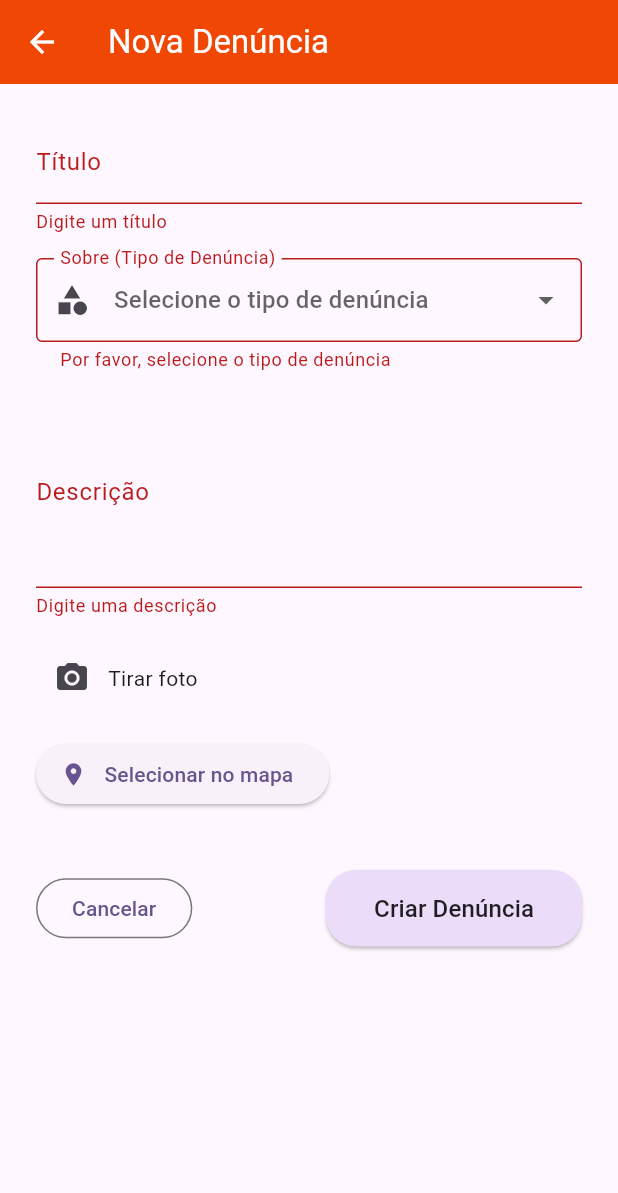
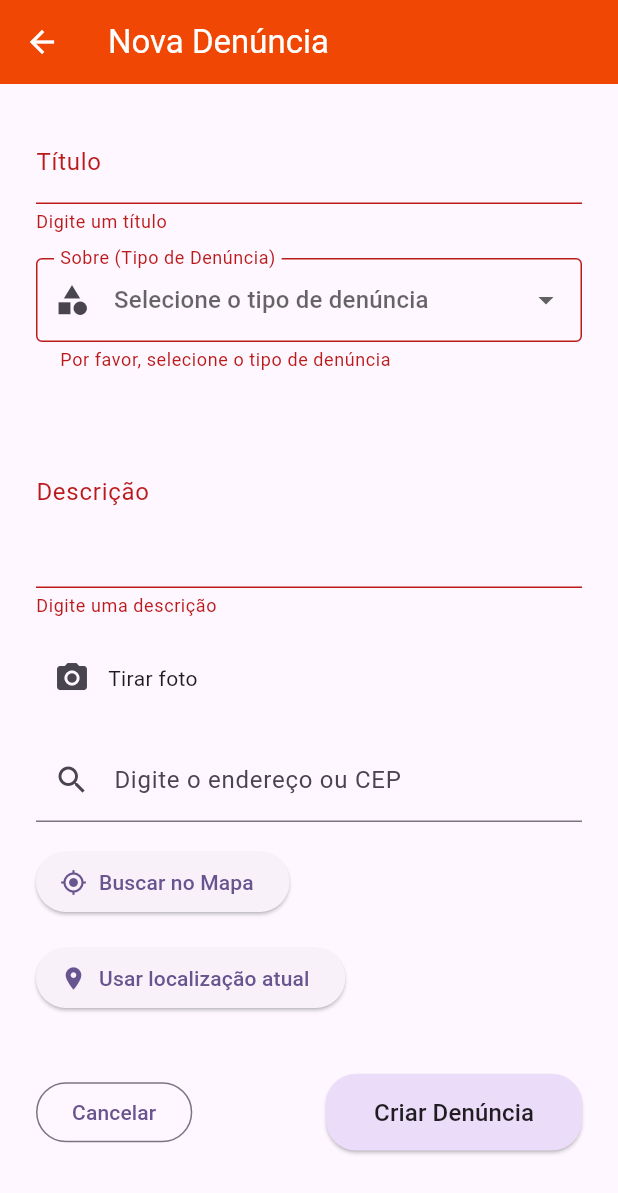
Before and after one commit to Alcimarrfilho/Projeto_app_povo_denuncia, a Flutter app: the NewDenunciaScreen screen opened by its route, after a tap on "Criar Denúncia", on a phone screen of 412 x 824 dp. Shown: the top 1193 px of the screen. Run offline on Flutter 3.47's test engine with Material 3 defaults, Android fonts, the phone set to English and light mode, and no system bars; our stand-ins replace cloud_firestore, firebase_auth, firebase_core, firebase_storage, geolocator, google_maps_flutter and 1 more; accounts and stored records are empty; generated files the repository leaves out were written again.

Commit message:
atualização no mapa

```diff
--- a/lib/new_denuncia_screen.dart
+++ b/lib/new_denuncia_screen.dart
@@ -1,11 +1,13 @@
 import 'dart:io';
+import 'dart:convert';
 import 'package:flutter/material.dart';
 import 'package:image_picker/image_picker.dart';
 import 'package:cloud_firestore/cloud_firestore.dart';
 import 'package:firebase_storage/firebase_storage.dart';
 import 'package:geolocator/geolocator.dart';
 import 'package:firebase_auth/firebase_auth.dart';
-import 'package:google_maps_flutter/google_maps_flutter.dart'; // Importe o Google Maps
+import 'package:google_maps_flutter/google_maps_flutter.dart';
+import 'package:http/http.dart' as http;
 
 class NewDenunciaScreen extends StatefulWidget {
   const NewDenunciaScreen({super.key});
@@ -18,17 +20,17 @@ class _NewDenunciaScreenState extends State<NewDenunciaScreen> {
   final _formKey = GlobalKey<FormState>();
   final _tituloController = TextEditingController();
   final _descricaoController = TextEditingController();
+  final _searchController = TextEditingController();
 
   File? _imagem;
-  Position? _localizacaoAtual; // Posição obtida inicialmente pelo GPS
-  LatLng? _localizacaoSelecionadaNoMapa; // Posição final selecionada no mapa
+  Position? _localizacaoAtual;
+  LatLng? _localizacaoSelecionadaNoMapa;
 
-  GoogleMapController? _mapController; // Controlador do mapa
-  bool _mostrarMapa = false; // Controle de visibilidade do mapa
-  Set<Marker> _marcadores = {}; // Conjunto de marcadores no mapa
-
-  String?
-  _tipoDenunciaSelecionado; // Variável de estado para o tipo de denúncia
+  GoogleMapController? _mapController;
+  bool _mostrarMapa = false;
+  final Set<Marker> _marcadores = {};
+  String? _tipoDenunciaSelecionado;
+  final String googleApiKey = "AIzaSyA4G0pO8aV1J3c_YtI8p4C9FpiMOYkxtRA";
 
   // Lista de tipos de denúncia para o Dropdown
   final List<String> _tiposDenuncia = [
@@ -43,14 +45,14 @@ class _NewDenunciaScreenState extends State<NewDenunciaScreen> {
   void dispose() {
     _tituloController.dispose();
     _descricaoController.dispose();
-    _mapController?.dispose(); // Descarte o controlador do mapa
+    _searchController.dispose();
+    _mapController?.dispose();
     super.dispose();
   }
 
   // Função chamada quando o mapa é criado
   void _onMapCreated(GoogleMapController controller) {
     _mapController = controller;
-    // Se já tiver uma localização atual, move a câmera para ela e adiciona o marcador
     if (_localizacaoAtual != null) {
       _mapController!.animateCamera(
         CameraUpdate.newLatLng(
@@ -73,16 +75,9 @@ class _NewDenunciaScreenState extends State<NewDenunciaScreen> {
           position: position,
           draggable: true, // Permite arrastar o marcador
           onDragEnd: (newPosition) {
-            // Atualiza a localização selecionada quando o marcador é arrastado
             setState(() {
               _localizacaoSelecionadaNoMapa = newPosition;
             });
-            ScaffoldMessenger.of(context).showSnackBar(
-              const SnackBar(
-                content: Text('Localização do marcador atualizada!'),
-                backgroundColor: Colors.blueAccent,
-              ),
-            );
           },
         ),
       );
@@ -108,10 +103,6 @@ class _NewDenunciaScreenState extends State<NewDenunciaScreen> {
 
     bool serviceEnabled = await Geolocator.isLocationServiceEnabled();
     if (!serviceEnabled) {
-      if (!mounted) return;
-      ScaffoldMessenger.of(context).showSnackBar(
-        const SnackBar(content: Text('Ative a localização no dispositivo')),
-      );
       return;
     }
 
@@ -122,33 +113,24 @@ class _NewDenunciaScreenState extends State<NewDenunciaScreen> {
       permission = await Geolocator.requestPermission();
       if (permission == LocationPermission.denied ||
           permission == LocationPermission.deniedForever) {
-        if (!mounted) return;
-        ScaffoldMessenger.of(context).showSnackBar(
-          const SnackBar(
-            content: Text(
-              'Permissão de localização negada. Não foi possível obter a localização.',
-            ),
-          ),
-        );
         return;
       }
     }
 
     try {
       Position position = await Geolocator.getCurrentPosition(
-        desiredAccuracy:
-            LocationAccuracy.high, // Maior precisão para localização
+        desiredAccuracy: LocationAccuracy.high,
       );
       if (!mounted) return;
       setState(() {
-        _localizacaoAtual = position; // Armazena a localização inicial do GPS
+        _localizacaoAtual = position;
         _localizacaoSelecionadaNoMapa = LatLng(
           position.latitude,
           position.longitude,
-        ); // Define a localização inicial no mapa
-        _mostrarMapa = true; // Exibe o mapa!
+        );
+        _mostrarMapa = true; // Exibe o mapa
       });
-      // Se o mapa já estiver criado, move a câmera para a localização
+
       if (_mapController != null) {
         _mapController!.animateCamera(
           CameraUpdate.newLatLng(LatLng(position.latitude, position.longitude)),
@@ -157,17 +139,58 @@ class _NewDenunciaScreenState extends State<NewDenunciaScreen> {
       _adicionarMarcador(
         LatLng(position.latitude, position.longitude),
       ); // Adiciona marcador na localização inicial
-      ScaffoldMessenger.of(context).showSnackBar(
-        const SnackBar(
-          content: Text('Localização obtida. Arraste o marcador para ajustar!'),
-        ),
-      );
+    } catch (e) {
+      if (!mounted) return;
+    }
+  }
+
+  // FUNÇÃO ALTERADA: Agora usa a API do Google Geocoding (HTTP) em vez do pacote 'geocoding'.
+  Future<void> _pesquisarLocalEAtualizarMapa(String query) async {
+    if (!mounted || query.isEmpty) return;
+
+    // Codifica a query para ser usada na URL (ex: "Rua do Sol" -> "Rua%20do%20Sol").
+    final encodedQuery = Uri.encodeComponent(query);
+    // Constrói a URL da API de Geocodificação do Google Maps.
+    final url =
+        'https://maps.googleapis.com/maps/api/geocode/json?address=$encodedQuery&key=$googleApiKey';
+
+    try {
+      final response = await http.get(Uri.parse(url)); // Faz a requisição HTTP.
+
+      if (response.statusCode == 200) {
+        // Se a requisição foi bem-sucedida (código 200 OK).
+        final decodedResponse = json.decode(
+          response.body,
+        ); // Decodifica a resposta JSON.
+
+        // Verifica se a API retornou status 'OK' e encontrou resultados.
+        if (decodedResponse['status'] == 'OK' &&
+            decodedResponse['results'] != null &&
+            decodedResponse['results'].isNotEmpty) {
+          // Extrai a latitude e longitude do primeiro resultado.
+          final geometry =
+              decodedResponse['results'][0]['geometry']['location'];
+          final newLatLng = LatLng(geometry['lat'], geometry['lng']);
+
+          setState(() {
+            _mostrarMapa = true; // Garante que o mapa esteja visível.
+            _localizacaoSelecionadaNoMapa =
+                newLatLng; // Atualiza a localização selecionada.
+          });
+
+          if (_mapController != null) {
+            _mapController!.animateCamera(CameraUpdate.newLatLng(newLatLng));
+          }
+          _adicionarMarcador(newLatLng);
+        } else {}
+      }
     } catch (e) {
       if (!mounted) return;
       ScaffoldMessenger.of(context).showSnackBar(
-        SnackBar(content: Text('Erro ao obter localização: ${e.toString()}')),
+        SnackBar(
+          content: Text('Erro ao pesquisar localização: ${e.toString()}'),
+        ),
       );
-      print('Erro ao obter localização: $e');
     }
   }
 
@@ -183,13 +206,6 @@ class _NewDenunciaScreenState extends State<NewDenunciaScreen> {
           backgroundColor: Colors.green,
         ),
       );
-    } else {
-      ScaffoldMessenger.of(context).showSnackBar(
-        const SnackBar(
-          content: Text('Nenhuma localização selecionada no mapa.'),
-          backgroundColor: Colors.orange,
-        ),
-      );
     }
   }
 
@@ -199,15 +215,7 @@ class _NewDenunciaScreenState extends State<NewDenunciaScreen> {
     if (_formKey.currentState!.validate()) {
       // Validação para o tipo de denúncia
       if (_tipoDenunciaSelecionado == null ||
-          _tipoDenunciaSelecionado!.isEmpty) {
-        if (!mounted) return;
-        ScaffoldMessenger.of(context).showSnackBar(
-          const SnackBar(
-            content: Text('Por favor, selecione o tipo de denúncia.'),
-          ),
-        );
-        return;
-      }
+          _tipoDenunciaSelecionado!.isEmpty) {}
 
       // Obter o usuário atual
       final user = FirebaseAuth.instance.currentUser;
@@ -223,17 +231,9 @@ class _NewDenunciaScreenState extends State<NewDenunciaScreen> {
         return;
       }
 
-      // Validação final da localização: certifica-se de que uma localização foi selecionada no mapa
+      // Ultima validação final da localização
       if (_localizacaoSelecionadaNoMapa == null) {
         if (!mounted) return;
-        ScaffoldMessenger.of(context).showSnackBar(
-          const SnackBar(
-            content: Text(
-              'Por favor, obtenha e selecione a localização no mapa.',
-            ),
-          ),
-        );
-        return;
       }
 
       try {
@@ -246,7 +246,7 @@ class _NewDenunciaScreenState extends State<NewDenunciaScreen> {
           imagemUrl = await ref.getDownloadURL();
         }
 
-        // Salva a denúncia no Firestore, usando a localização selecionada no mapa
+        // Salva a denúncia no Firestore
         await FirebaseFirestore.instance.collection('denuncias').add({
           'titulo': _tituloController.text.trim(),
           'descricao': _descricaoController.text.trim(),
@@ -255,47 +255,19 @@ class _NewDenunciaScreenState extends State<NewDenunciaScreen> {
           'status': 'Pendente',
           'imagemUrl': imagemUrl,
           'localizacao': {
-            // Usamos a localização Latitude/Longitude do mapa
             'latitude': _localizacaoSelecionadaNoMapa!.latitude,
             'longitude': _localizacaoSelecionadaNoMapa!.longitude,
           },
           'userId': user.uid, // Salva o ID do usuário que fez a denúncia
         });
 
-        if (!mounted) return; // Verificação adicional de mounted
-        ScaffoldMessenger.of(context).showSnackBar(
-          const SnackBar(content: Text('Denúncia enviada com sucesso!')),
-        );
-        Navigator.pushReplacementNamed(
+        if (!mounted) return;
+        ScaffoldMessenger.of(
           context,
-          '/feed',
-        ); // Volta para a tela feed após o envio
+        ).showSnackBar(const SnackBar(content: Text('Denúncia enviada!')));
+        Navigator.pushReplacementNamed(context, '/feed');
       } catch (e) {
-        if (!mounted) return; // Verificação adicional de mounted
-        print(
-          'Erro ao enviar denúncia para Firebase: $e',
-        ); // Log detalhado do erro
-        String errorMessage = 'Erro ao enviar denúncia.';
-
-        if (e is FirebaseException) {
-          if (e.code == 'permission-denied') {
-            errorMessage =
-                'Permissão negada ao Firestore/Storage. Verifique as regras de segurança do Firebase.';
-          } else if (e.code == 'storage/object-not-found') {
-            errorMessage =
-                'Erro ao fazer upload da imagem. O arquivo pode estar corrompido ou inacessível.';
-          } else {
-            errorMessage =
-                'Erro do Firebase: ${e.message}'; // Mensagem genérica para outros erros do Firebase
-          }
-        } else if (e is Exception) {
-          errorMessage =
-              'Ocorreu um erro inesperado: ${e.toString()}'; // Mensagem para outros tipos de exceção
-        }
-
-        ScaffoldMessenger.of(context).showSnackBar(
-          SnackBar(content: Text(errorMessage), backgroundColor: Colors.red),
-        );
+        if (!mounted) return;
       }
     }
   }
@@ -378,28 +350,56 @@ class _NewDenunciaScreenState extends State<NewDenunciaScreen> {
               if (_imagem != null)
                 Image.file(_imagem!, height: 150, fit: BoxFit.cover),
               const SizedBox(height: 16),
-              // Botão para obter localização e exibir o mapa
+
+              TextFormField(
+                controller: _searchController,
+                decoration: InputDecoration(
+                  labelText: 'Digite o endereço ou CEP',
+                  prefixIcon: const Icon(Icons.search),
+                  suffixIcon:
+                      _searchController.text.isNotEmpty
+                          ? IconButton(
+                            icon: const Icon(Icons.clear),
+                            onPressed: () {
+                              _searchController.clear();
+                              setState(() {});
+                            },
+                          )
+                          : null,
+                ),
+                onChanged: (value) {
+                  setState(() {});
+                },
+              ),
+              const SizedBox(height: 16),
+
               ElevatedButton.icon(
                 onPressed:
-                    _pegarLocalizacaoEExibirMapa, // Função que agora exibe o mapa
-                icon: const Icon(Icons.location_on),
-                label: const Text(' Selecionar no mapa'), // Novo texto do botão
+                    () => _pesquisarLocalEAtualizarMapa(_searchController.text),
+                icon: const Icon(Icons.my_location),
+                label: const Text('Buscar no Mapa'),
               ),
               const SizedBox(height: 16),
-              // Exibe o mapa condicionalmente se _mostrarMapa for true
-              if (_mostrarMapa) // A visibilidade do mapa é controlada por esta variável
+
+              ElevatedButton.icon(
+                onPressed: _pegarLocalizacaoEExibirMapa,
+                icon: const Icon(Icons.location_on),
+                label: const Text('Usar localização atual'),
+              ),
+              const SizedBox(height: 16),
+
+              if (_mostrarMapa)
                 Column(
                   children: [
                     Container(
-                      height: 300, // Altura fixa para o mapa
+                      height: 300, // Altura que o mapa ocupa
                       decoration: BoxDecoration(
                         border: Border.all(color: Colors.grey),
                         borderRadius: BorderRadius.circular(8),
                       ),
                       child: GoogleMap(
-                        // O widget GoogleMap é renderizado aqui
-                        onMapCreated:
-                            _onMapCreated, // Callback quando o mapa é inicializado
+                        // O widget do GoogleMap
+                        onMapCreated: _onMapCreated,
                         initialCameraPosition: CameraPosition(
                           target:
                               _localizacaoAtual != null
@@ -408,18 +408,15 @@ class _NewDenunciaScreenState extends State<NewDenunciaScreen> {
                                     _localizacaoAtual!.longitude,
                                   )
                                   : const LatLng(
-                                    -2.5312,
-                                    -44.2958,
-                                  ), // Posição inicial (ex: São Luís, MA) se GPS não disponível
-                          zoom: 15.0,
+                                    -5.0934,
+                                    -42.8037,
+                                  ), // coordenas de Teresina
+                          zoom: 16.0,
                         ),
-                        markers: _marcadores, // Exibe o marcador arrastável
-                        myLocationEnabled:
-                            true, // Habilita o ponto azul da localização do usuário
-                        myLocationButtonEnabled:
-                            true, // Botão para centralizar na localização do usuário
-                        onTap:
-                            _adicionarMarcador, // Permite tocar no mapa para mover o marcador
+                        markers: _marcadores,
+                        myLocationEnabled: true,
+                        myLocationButtonEnabled: true,
+                        onTap: _adicionarMarcador,
                       ),
                     ),
                     const SizedBox(height: 16),
```
Also changed, not shown: pubspec.yaml (+6 -6 lines), pubspec.lock, 1 other file.
